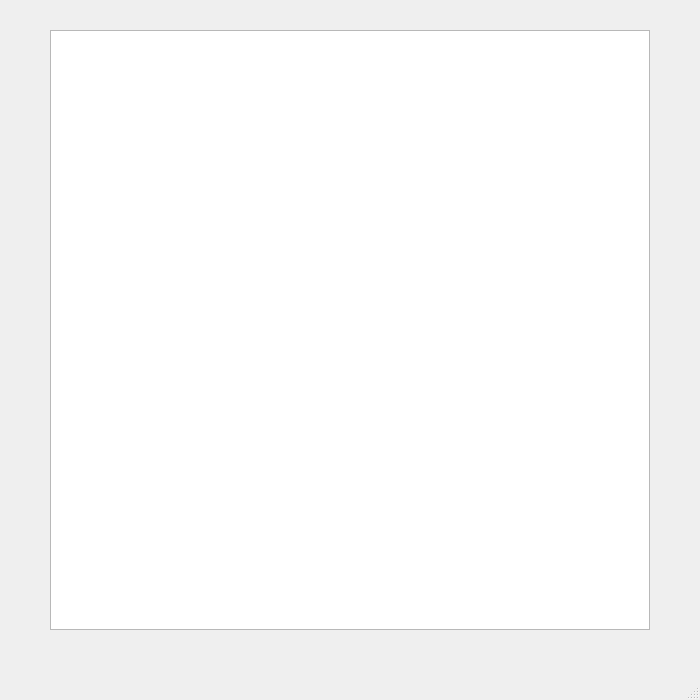
This is lab5/pacmanJuego/mainwindow.ui in NicoTheStrongest/laAcademia as Qt 5 draws it before an edit. The edited form follows.
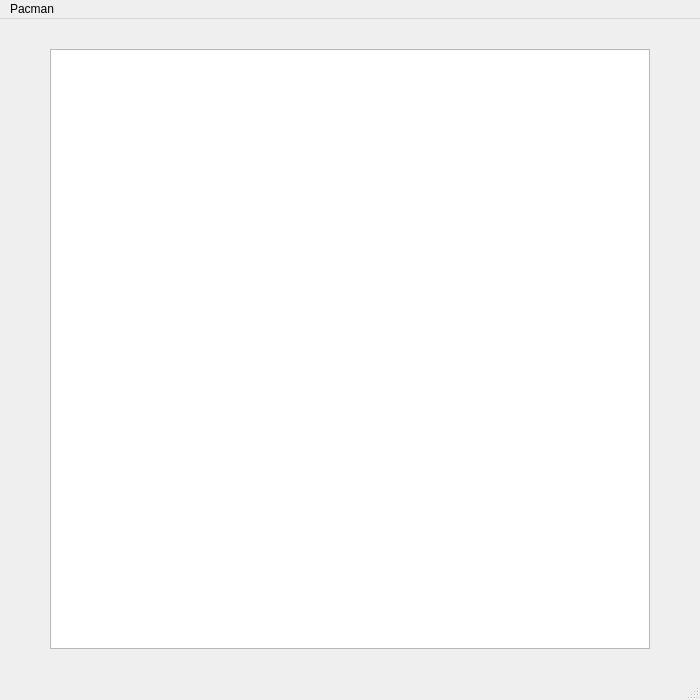
This is the edited form.

Commit message: ENTREGA PACMAN

What changed in the file:
```diff
--- a/lab5/pacmanJuego/mainwindow.ui
+++ b/lab5/pacmanJuego/mainwindow.ui
@@ -43,9 +43,15 @@
      <x>0</x>
      <y>0</y>
      <width>700</width>
-     <height>21</height>
+     <height>17</height>
     </rect>
    </property>
+   <widget class="QMenu" name="menuPacman">
+    <property name="title">
+     <string>Pacman</string>
+    </property>
+   </widget>
+   <addaction name="menuPacman"/>
   </widget>
   <widget class="QStatusBar" name="statusbar">
    <property name="cursor">
```
The commit also changes 8 other files.
